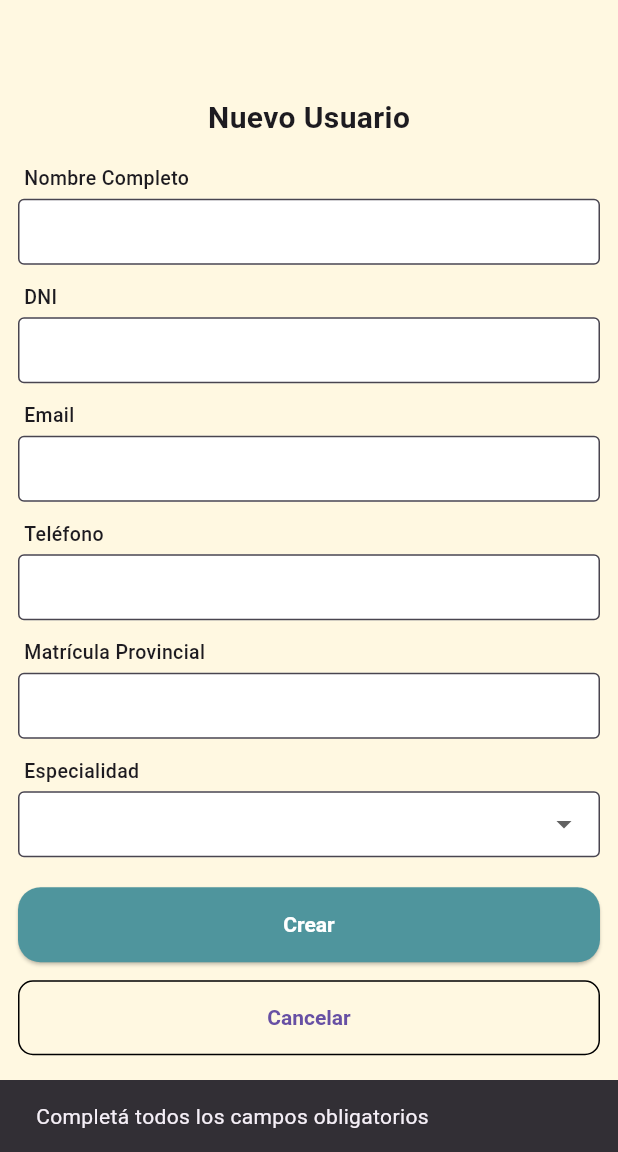
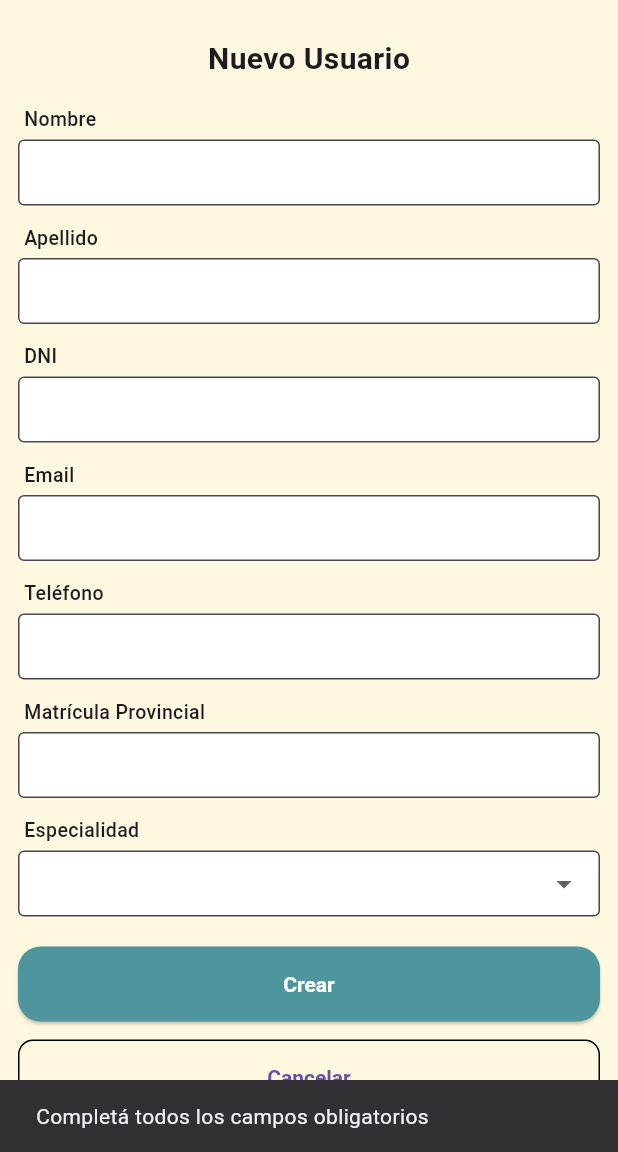
Before and after one commit to proyectosikum/sikum, a Flutter app: the CreateUsers screen opened by its route, after a tap on "Crear", on a phone screen of 412 x 824 dp, the part 84-1236 px from its top. Run offline on Flutter 3.47's test engine with Material 3 defaults, Android fonts, the phone set to English and light mode, and no system bars; our stand-ins replace cloud_firestore, firebase_auth, firebase_core, flutter_riverpod, go_router, google_fonts; accounts and stored records are empty.

Commit message:
Modifico create_users creando 2 campos para nombre y apellido y el ingreso de datos numericos obligatorios

```diff
--- a/lib/presentation/screens/create_users.dart
+++ b/lib/presentation/screens/create_users.dart
@@ -1,4 +1,5 @@
 import 'package:flutter/material.dart';
+import 'package:flutter/services.dart';
 import 'package:flutter_riverpod/flutter_riverpod.dart';
 import 'package:go_router/go_router.dart';
 import 'package:sikum/core/theme/app_colors.dart';
@@ -15,7 +16,8 @@ class CreateUsers extends ConsumerStatefulWidget {
 }
 
 class _CreateUsersState extends ConsumerState<CreateUsers> {
-  final _nameController = TextEditingController();
+  final _firstNameController = TextEditingController();
+  final _lastNameController = TextEditingController();
   final _dniController = TextEditingController();
   final _emailController = TextEditingController();
   final _phoneController = TextEditingController();
@@ -26,7 +28,8 @@ class _CreateUsersState extends ConsumerState<CreateUsers> {
 
   @override
   void dispose() {
-    _nameController.dispose();
+    _firstNameController.dispose();
+    _lastNameController.dispose();
     _dniController.dispose();
     _emailController.dispose();
     _phoneController.dispose();
@@ -35,23 +38,20 @@ class _CreateUsersState extends ConsumerState<CreateUsers> {
   }
 
   Future<void> _createUser() async {
-  final fullName = _nameController.text.trim();
+  final firstName = _firstNameController.text.trim();
+  final lastName = _lastNameController.text.trim();
   final dni = _dniController.text.trim();
   final email = _emailController.text.trim();
   final phone = _phoneController.text.trim();
   final provReg = _provRegController.text.trim();
   final specialty = _selectedSpecialty;
 
-  if (fullName.isEmpty || dni.isEmpty || email.isEmpty || specialty == null) {
+  if (firstName.isEmpty || lastName.isEmpty || dni.isEmpty || email.isEmpty || specialty == null) {
     ScaffoldMessenger.of(context).showSnackBar(
       const SnackBar(content: Text('Completá todos los campos obligatorios')),
     );
     return;
   }
-
-  final parts = fullName.split(' ');
-  final firstName = parts.first;
-  final lastName = parts.length > 1 ? parts.sublist(1).join(' ') : '';
 
   setState(() => _isLoading = true);
 
@@ -105,10 +105,21 @@ Widget build(BuildContext context) {
               ),
               const SizedBox(height: 16),
 
-              LabeledTextField(label: 'Nombre Completo', controller: _nameController),
-              LabeledTextField(label: 'DNI', controller: _dniController),
+              LabeledTextField(label: 'Nombre', controller: _firstNameController),
+              LabeledTextField(label: 'Apellido', controller: _lastNameController),
+              LabeledTextField(
+                label: 'DNI',
+                controller: _dniController,
+                keyboardType: TextInputType.number,
+                inputFormatters: [FilteringTextInputFormatter.digitsOnly]
+                ),
               LabeledTextField(label: 'Email', controller: _emailController),
-              LabeledTextField(label: 'Teléfono', controller: _phoneController),
+              LabeledTextField(
+                label: 'Teléfono',
+                controller: _phoneController,
+                keyboardType: TextInputType.number,
+                inputFormatters: [FilteringTextInputFormatter.digitsOnly]
+                ),
               LabeledTextField(label: 'Matrícula Provincial', controller: _provRegController),
 
               const Padding(
--- a/lib/presentation/widgets/labeled_text_field.dart
+++ b/lib/presentation/widgets/labeled_text_field.dart
@@ -1,10 +1,12 @@
 import 'package:flutter/material.dart';
+import 'package:flutter/services.dart';
 
 class LabeledTextField extends StatelessWidget {
   final String label;
   final TextEditingController? controller;
   final TextInputType keyboardType;
   final bool obscureText;
+  final List<TextInputFormatter>? inputFormatters;
 
   const LabeledTextField({
     super.key,
@@ -12,6 +14,7 @@ class LabeledTextField extends StatelessWidget {
     this.controller,
     this.keyboardType = TextInputType.text,
     this.obscureText = false,
+    this.inputFormatters,
   });
 
   @override
@@ -30,6 +33,9 @@ Widget build(BuildContext context) {
           ),
           TextField(
             controller: controller,
+            keyboardType: keyboardType,
+            obscureText: obscureText,
+            inputFormatters: inputFormatters,
             decoration: const InputDecoration(
               isDense: true,
               contentPadding: EdgeInsets.symmetric(horizontal: 12, vertical: 10),
```
Lines whose indentation alone changed are shown as unchanged.
